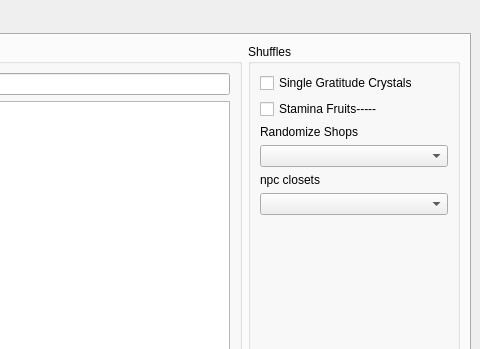
Before: the Qt Designer form gui/ui/main.ui in mint-choc-chip-skyblade/sshd-rando, drawn with Qt 5; both pictures show x 720 to 1200 and y 0 to 349 of the 1200 by 800 pixel window.
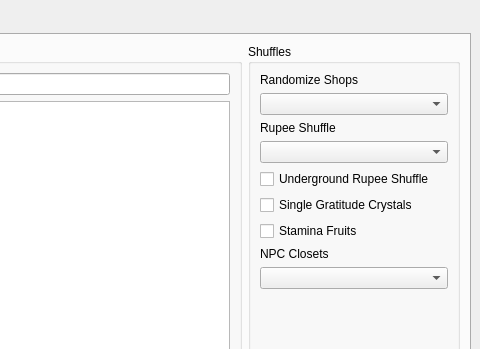
After: the same form once the commit is applied. The open tabs and pages were chosen to show the change.

Diff of the .ui file:
```diff
--- a/gui/ui/main.ui
+++ b/gui/ui/main.ui
@@ -1090,20 +1090,6 @@
            <string>Shuffles</string>
           </property>
           <layout class="QVBoxLayout" name="verticalLayout_10">
-           <item>
-            <widget class="QCheckBox" name="setting_shuffle_single_gratitude_crystals">
-             <property name="text">
-              <string>Single Gratitude Crystals</string>
-             </property>
-            </widget>
-           </item>
-           <item>
-            <widget class="QCheckBox" name="setting_stamina_fruit_shuffle">
-             <property name="text">
-              <string>Stamina Fruits-----</string>
-             </property>
-            </widget>
-           </item>
            <item>
             <widget class="QLabel" name="randomized_shops_label">
              <property name="text">
@@ -1114,10 +1100,41 @@
            <item>
             <widget class="QComboBox" name="setting_randomized_shops"/>
            </item>
+           <item>
+            <widget class="QLabel" name="rupee_shuffle_label">
+             <property name="text">
+              <string>Rupee Shuffle</string>
+             </property>
+            </widget>
+           </item>
+           <item>
+            <widget class="QComboBox" name="setting_rupee_shuffle"/>
+           </item>
+           <item>
+            <widget class="QCheckBox" name="setting_underground_rupee_shuffle">
+             <property name="text">
+              <string>Underground Rupee Shuffle</string>
+             </property>
+            </widget>
+           </item>
+           <item>
+            <widget class="QCheckBox" name="setting_shuffle_single_gratitude_crystals">
+             <property name="text">
+              <string>Single Gratitude Crystals</string>
+             </property>
+            </widget>
+           </item>
+           <item>
+            <widget class="QCheckBox" name="setting_stamina_fruit_shuffle">
+             <property name="text">
+              <string>Stamina Fruits</string>
+             </property>
+            </widget>
+           </item>
            <item>
             <widget class="QLabel" name="npc_closets_label">
              <property name="text">
-              <string>npc closets</string>
+              <string>NPC Closets</string>
              </property>
             </widget>
            </item>
```
Left out of the diff: 9 changed lines with no effect on the pictures.
